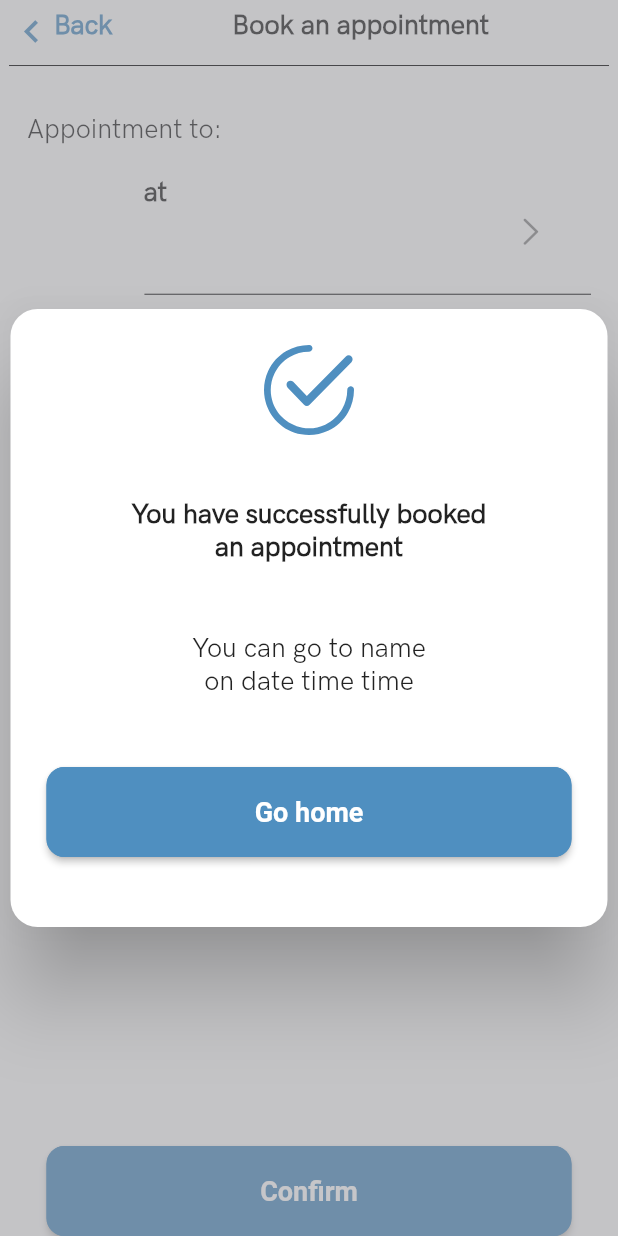
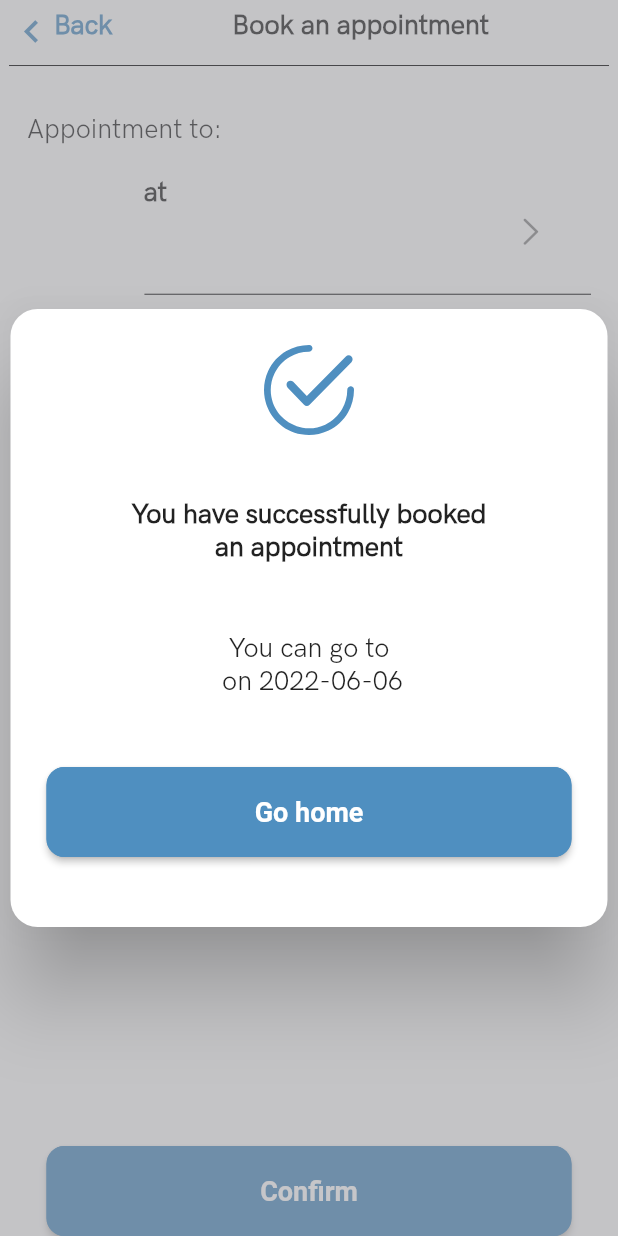
Before and after one commit to Brahm03/E-med, a Flutter app: the DoctorBookPage screen opened directly with empty values, after a tap on "Confirm", on a phone screen of 412 x 824 dp. Run offline on Flutter 3.47's test engine with Material 2 defaults, Android fonts, the phone set to English and light mode, and no system bars; drawn by our look-alikes of dropdown_button2; our stand-ins replace bloc, connectivity_plus, flutter_bloc, flutter_datetime_picker, flutter_svg, get_storage and 4 more; missing offline and left inert: mask_input_formatter; accounts and stored records are empty; project files that could hold a hidden picture were left out.

Commit message:
some changes

```diff
--- a/lib/pages/home/view/pages/booking/cubit/booking_cubit.dart
+++ b/lib/pages/home/view/pages/booking/cubit/booking_cubit.dart
@@ -43,8 +43,15 @@ class BookingCubit extends Cubit<BookingState> {
     "doctor's position": "",
     "doctor": "",
     "pic": '',
-    "time": Storageservice.instance.storage.read('day')
+    "time": '',
+    'date': ''
   };
+
+  int index = 0;
+
+  int month = 0;
+
+  int day = 0;
 
   collectInfo(value, List items) {
     for (var i = 0; i < HomeCubit.datainfo[0].length; i++) {
@@ -57,10 +64,17 @@ class BookingCubit extends Cubit<BookingState> {
       } else if (value == HomeCubit.datainfo[0][i]['expert']) {
         appointments.update('doctor\'s position', (e) => value);
       } else if (value == HomeCubit.datainfo[0][i]['name']) {
+        index = i;
         appointments.update('doctor', (e) => value);
         appointments.update('pic', (e) => HomeCubit.datainfo[0][i]['pic']);
+      } else if (value == HomeCubit.datainfo[0][i]['time']) {
+        debugPrint('TIME');
+        appointments.update('time', (e) => value);
+        appointments.update('date', (e) => items);
+        month = items[1];
+        day = items[0];
+        debugPrint(appointments.toString());
       }
     }
-    debugPrint(appointments.toString());
   }
 }
--- a/lib/pages/home/view/pages/calendar/home_page.dart
+++ b/lib/pages/home/view/pages/calendar/home_page.dart
@@ -98,7 +98,7 @@ class HomePage extends StatelessWidget {
                                         itemCount: BoxService
                                             .instance.inputInfoBox.length,
                                         itemBuilder: (_, __) {
-                                          return DoctorsWidget(
+                                          return DateTime(2022, BoxService.instance.inputInfoBox.getAt(__)!['date'][0], BoxService.instance.inputInfoBox.getAt(__)!['date'][1]) == DateTime.now() ?DoctorsWidget(
                                             hospital: BoxService.instance.inputInfoBox.getAt(__)!['hospital'],
                                             expert: BoxService.instance.inputInfoBox.getAt(__)!['doctor\'s position'],
                                               pic: BoxService
@@ -106,7 +106,7 @@ class HomePage extends StatelessWidget {
                                                   .getAt(__)!['pic'].toString(),
                                               name: BoxService
                                                   .instance.inputInfoBox
-                                                  .getAt(__)!['doctor'].toString());
+                                                  .getAt(__)!['doctor'].toString()): const SizedBox() ;
                                         }) :  Center(
                                   child: Column(
                                     children: [
--- a/lib/pages/home/view/pages/doctor/pages/view/doctorBook.dart
+++ b/lib/pages/home/view/pages/doctor/pages/view/doctorBook.dart
@@ -21,6 +21,8 @@ class DoctorBookPage extends StatelessWidget {
       floatingActionButton: ButtonWidgets(
           child: const Text('Confirm', style: FontStyles.headline3s),
           onPressed: () => AlertWidgets.showalertwidgets(
+              name: info['name'],
+              time: info['time'],
               context: context,
               ontap: () {
                 NavigationService.instance.pop;
--- a/lib/widgets/alertDialog.dart
+++ b/lib/widgets/alertDialog.dart
@@ -2,13 +2,12 @@ import 'package:emed/core/constants/color/colorConst.dart';
 import 'package:emed/core/constants/font/fontStyles.dart';
 import 'package:emed/core/constants/icons/iconConst.dart';
 import 'package:emed/core/constants/radius/radiusConst.dart';
-import 'package:emed/core/init/navigator/NavigationService.dart';
 import 'package:emed/extension/sizeExtension.dart';
 import 'package:emed/widgets/buttonWidgets.dart';
 import 'package:flutter/material.dart';
 
 class AlertWidgets {
-  static void showalertwidgets({required BuildContext context,required VoidCallback ontap }) {
+  static void showalertwidgets({required String time,required String name,required BuildContext context,required VoidCallback ontap }) {
     showDialog(
         barrierColor: ColorConst.grey.withOpacity(0.5),
         context: context,
@@ -25,13 +24,13 @@ class AlertWidgets {
                       textAlign: TextAlign.center,
                     ),
                     Text(
-                      'You can go to name\non date time time',
+                      'You can go to $name\n on ${time.substring(0,10)}',
                       style: FontStyles.headline4s,
                       textAlign: TextAlign.center,
                     ),
                     ButtonWidgets(
-                        child: Text('Go home'),
-                        onPressed: ontap)
+                        onPressed: ontap,
+                        child: const Text('Go home'))
                   ]),
               shape: RoundedRectangleBorder(
                   borderRadius: BorderRadius.circular(RadiuConst.medium)),
```
Also changed, not shown: lib/pages/home/view/pages/booking/bookingpage.dart (+51 -12 lines).
